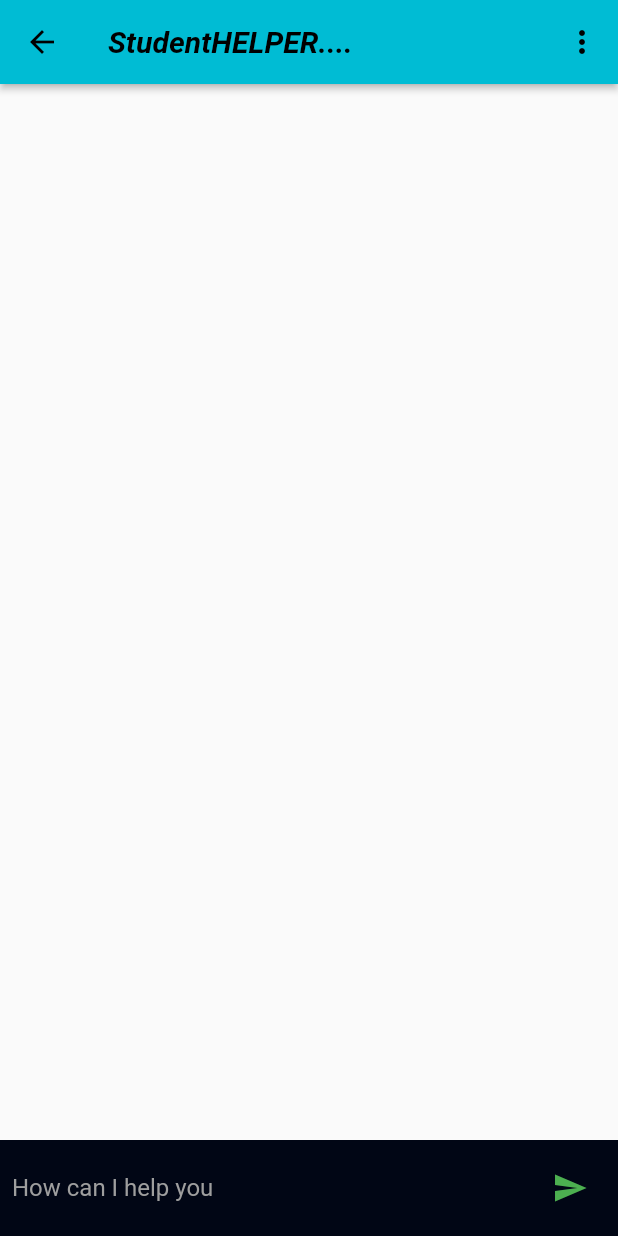
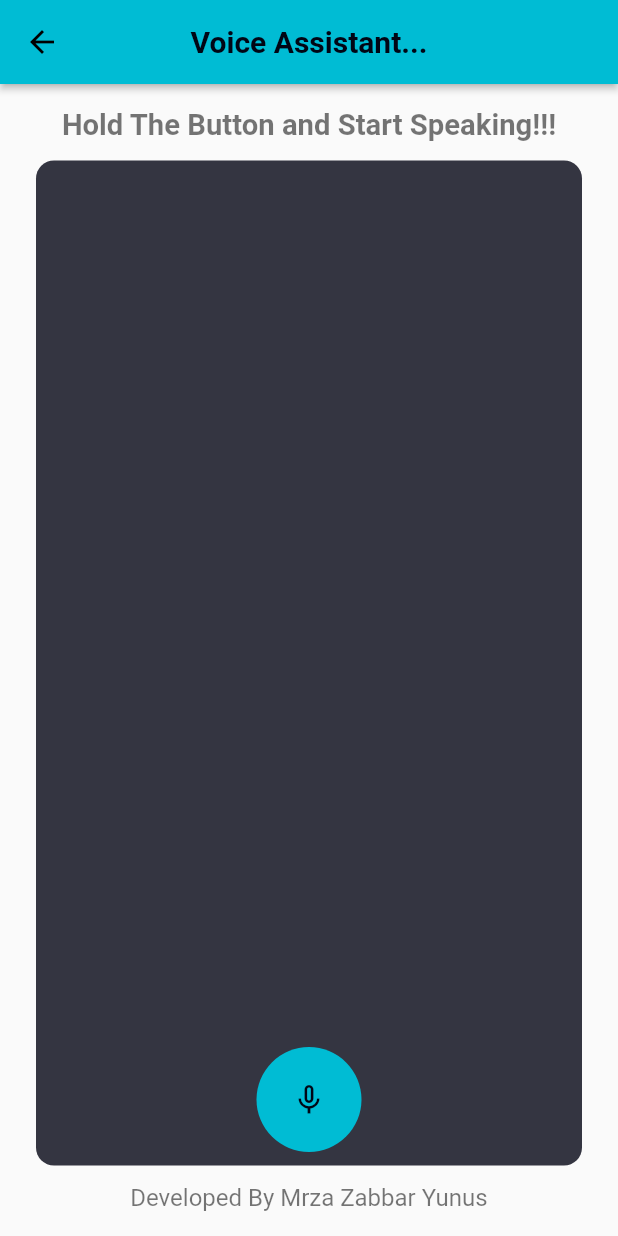
Before and after one commit to mirzacoder1/Student_Helper, a Flutter app: the MyDrawer widget shown alone on an empty page, opened directly, after a tap on "Voice AI", on a phone screen of 412 x 824 dp. Run offline on Flutter 3.47's test engine with Material 2 defaults, Android fonts, the phone set to English and light mode, and no system bars; drawn by our look-alikes of avatar_glow; our stand-ins replace animated_text_kit, carousel_slider, flutter_spinkit, flutter_tts, speech_to_text; network calls fail.

Commit message:
Voice-AI

```diff
--- a/lib/constants/api_consts.dart
+++ b/lib/constants/api_consts.dart
@@ -1,2 +1,2 @@
 String BASE_URL = "https://api.openai.com/v1";
-String API_KEY = "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";
+String API_KEY = "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";
--- a/lib/constants/constants.dart
+++ b/lib/constants/constants.dart
@@ -2,6 +2,8 @@ import 'package:flutter/material.dart';
 
 Color scaffoldBackgroundColor = Color.fromARGB(255, 251, 251, 254);
 Color cardColor = Color.fromARGB(255, 1, 6, 21);
+Color bgColor = Color(0xff00A67E);
+Color chatBgColor = Color(0xff343541);
 
 // List<String> models = [
 //   'Model1',
--- a/lib/models/chat_model.dart
+++ b/lib/models/chat_model.dart
@@ -9,3 +9,12 @@ class ChatModel {
         chatIndex: json["chatIndex"],
       );
 }
+
+enum ChatMessageType { user, bot }
+
+class ChatMessage {
+  ChatMessage({required this.text, required this.type});
+
+  String? text;
+  ChatMessageType? type;
+}
--- a/lib/providers/chats_provider.dart
+++ b/lib/providers/chats_provider.dart
@@ -1,5 +1,4 @@
 import 'package:flutter/cupertino.dart';
-
 import '../models/chat_model.dart';
 import '../services/api_service.dart';
 
--- a/lib/screens/chat.dart
+++ b/lib/screens/chat.dart
@@ -2,12 +2,9 @@ import 'package:flutter/material.dart';
 import 'package:provider/provider.dart';
 import 'package:student_helper/providers/chats_provider.dart';
 import 'package:student_helper/providers/models_provider.dart';
-import 'chat_screen.dart';
-
-class chatApp extends StatelessWidget {
-  const chatApp({super.key});
-
-  // This widget is the root of your application.
+import 'package:student_helper/screens/chat_screen.dart';
+class ChatApp extends StatelessWidget {
+  const ChatApp({super.key});
   @override
   Widget build(BuildContext context) {
     return MultiProvider(
--- a/lib/screens/chat_screen.dart
+++ b/lib/screens/chat_screen.dart
@@ -62,10 +62,12 @@ class _ChatScreenState extends State<ChatScreen> {
             icon: const Icon(Icons.arrow_back),
           ),
         ),
-        title: const Text(
-          "StudentHELPER....",
-          style: TextStyle(
-              fontWeight: FontWeight.bold, fontStyle: FontStyle.italic),
+        title: Center(
+          child: const Text(
+            "Chat Assistant...",
+            style: TextStyle(
+                fontWeight: FontWeight.bold,/*   fontStyle: FontStyle.italic */),
+          ),
         ),
         actions: [
           IconButton(
@@ -82,7 +84,7 @@ class _ChatScreenState extends State<ChatScreen> {
             Flexible(
               child: ListView.builder(
                   controller: _listScrollController,
-                  reverse: true,
+                  // reverse: true,
                   itemCount: chatProvider.getChatList.length, //chatList.length,
                   itemBuilder: (context, index) {
                     return ChatWidget(
--- /dev/null
+++ b/lib/screens/speech_screen.dart
@@ -0,0 +1,192 @@
+import 'package:avatar_glow/avatar_glow.dart';
+import 'package:flutter/material.dart';
+import 'package:speech_to_text/speech_to_text.dart';
+import 'package:student_helper/Voice_AI/api_services.dart';
+import 'package:student_helper/Voice_AI/tts.dart';
+import 'package:student_helper/constants/constants.dart';
+import 'package:student_helper/models/chat_model.dart';
+import 'package:student_helper/screens/homePage.dart';
+import 'package:student_helper/widgets/chat_bubble.dart';
+
+
+class SpeechScreen extends StatefulWidget {
+/*   WidgetsFlutterBinding.ensureInitialized();
+  SystemChrome.setSystemUIOverlayStyle(
+      const SystemUiOverlayStyle(statusBarColor: Colors.transparent));
+  TextToSpeech.initTTS; */
+
+  const SpeechScreen({super.key});
+
+  @override
+  State<SpeechScreen> createState() => _SpeechScreenState();
+}
+
+class _SpeechScreenState extends State<SpeechScreen> {
+  SpeechToText speechToText = SpeechToText();
+  var text = "Hold The Button and Start Speaking!!!";
+  var isListening = false;
+
+  var scrollController = ScrollController();
+
+  scrollMethod() {
+    scrollController.animateTo(scrollController.position.maxScrollExtent,
+        duration: Duration(milliseconds: 300), curve: Curves.easeOut);
+  }
+
+  final List<ChatMessage> messages = [];
+
+  @override
+  Widget build(BuildContext context) {
+    return Scaffold(
+      floatingActionButtonLocation: FloatingActionButtonLocation.centerFloat,
+      floatingActionButton: AvatarGlow(
+        endRadius: 75.0,
+        animate: isListening,
+        duration: Duration(milliseconds: 2000),
+        glowColor: Colors.cyan,
+        repeat: true,
+        repeatPauseDuration: Duration(milliseconds: 100),
+        showTwoGlows: true,
+        child: GestureDetector(
+          onTapDown: (details) async {
+            if (!isListening) {
+              var available = await speechToText.initialize();
+              if (available) {
+                setState(() {
+                  isListening = true;
+                  speechToText.listen(onResult: (result) {
+                    setState(() {
+                      text = result.recognizedWords;
+                    });
+                  });
+                });
+              }
+            }
+          },
+          onTapUp: (details) async {
+            setState(() {
+              isListening = false;
+            });
+            await speechToText.stop();
+
+            if (text.isNotEmpty &&
+                text != "Hold The Button and Start Speaking!!!") {
+              messages.add(ChatMessage(text: text, type: ChatMessageType.user));
+              var msg = await ApiServices.sendMessage(text);
+              msg = msg.trim();
+
+              setState(() {
+                messages.add(ChatMessage(text: msg, type: ChatMessageType.bot));
+              });
+
+              Future.delayed(Duration(milliseconds: 500), () {
+                TextToSpeech.speak(msg);
+              });
+            }
+            /* else if (text == "who is Javed Alam") {
+              messages.add(ChatMessage(text: text, type: ChatMessageType.user));
+              var msg = "Javed Alam is a teacher in  MSI Inter College, Buxipur.This Teacher is one of the best educators I have ever met. Love You Sir very much, this app is mainly dedicated to you";
+              msg = msg.trim();
+              setState(() {
+                messages.add(ChatMessage(text: msg, type: ChatMessageType.bot));
+              });
+
+              Future.delayed(Duration(milliseconds: 500), () {
+                TextToSpeech.speak(msg);
+              });
+
+            } */
+            else {
+              ScaffoldMessenger.of(context).showSnackBar(SnackBar(
+                content: Text("Failed to process, try again"),
+              ));
+            }
+          },
+          child: CircleAvatar(
+            backgroundColor: Colors.cyan,
+            radius: 35,
+            child: Icon(
+              isListening ? Icons.mic : Icons.mic_none,
+              color: cardColor,
+            ),
+          ),
+        ),
+      ),
+      appBar: AppBar(
+        leading: Padding(
+          padding: const EdgeInsets.all(8.0),
+          child: IconButton(
+            onPressed: () {
+              Navigator.push(
+                  context,
+                  MaterialPageRoute(
+                    builder: (context) => HomeScreen(),
+                  ));
+            },
+            icon: const Icon(Icons.arrow_back),
+          ),
+        ),
+        centerTitle: true,
+        elevation: 2.0,
+        title: Text(
+          "Voice Assistant...",
+          style: TextStyle(
+            fontWeight: FontWeight.w600,
+            color: cardColor,
+          ),
+        ),
+      ),
+      /* SingleChildScrollView(
+        reverse: true,
+        physics: const BouncingScrollPhysics(),
+        child: Container( */
+      body: Container(
+        /* width: MediaQuery.of(context).size.width,
+          height: MediaQuery.of(context).size.height * 0.7,
+          alignment: Alignment.center,
+          margin: const EdgeInsets.only(bottom: 10), */
+
+        padding: EdgeInsets.symmetric(horizontal: 24, vertical: 16),
+        child: Column(
+          children: [
+            Text(
+              text,
+              style: TextStyle(
+                  fontSize: 19.5,
+                  color: isListening ? Colors.black87 : Colors.black54,
+                  fontWeight: FontWeight.w600),
+            ),
+            const SizedBox(height: 12),
+            Expanded(
+              child: Container(
+                  padding:
+                      const EdgeInsets.symmetric(horizontal: 16, vertical: 12),
+                  decoration: BoxDecoration(
+                    color: chatBgColor,
+                    borderRadius: BorderRadius.circular(12),
+                  ),
+                  child: ListView.builder(
+                      physics: const BouncingScrollPhysics(),
+                      controller: scrollController,
+                      shrinkWrap: true,
+                      itemCount: messages.length,
+                      itemBuilder: (BuildContext context, index) {
+                        var chat = messages[index];
+                        return ChatBubble(chatText: chat.text, type: chat.type);
+                      })),
+            ),
+            const SizedBox(height: 12),
+            Text(
+              "Developed By Mrza Zabbar Yunus",
+              style: TextStyle(
+                  fontSize: 16,
+                  color: Colors.black54,
+                  fontWeight: FontWeight.w400),
+            ),
+          ],
+        ),
+      ),
+    );
+    // );
+  }
+}
--- a/lib/screens/splashScreen.dart
+++ b/lib/screens/splashScreen.dart
@@ -1,6 +1,5 @@
 import 'package:flutter/material.dart';
 import 'package:student_helper/screens/homePage.dart';
-
 class SplashScreen extends StatefulWidget {
   const SplashScreen({super.key});
   @override
--- a/lib/widgets/drawer.dart
+++ b/lib/widgets/drawer.dart
@@ -1,6 +1,7 @@
 import 'package:flutter/material.dart';
 import 'package:student_helper/screens/chat.dart';
 import 'package:student_helper/screens/homePage.dart';
+import 'package:student_helper/screens/speech_screen.dart';
 import 'package:url_launcher/url_launcher.dart';
 
 class MyDrawer extends StatelessWidget {
@@ -9,7 +10,7 @@ class MyDrawer extends StatelessWidget {
   @override
   Widget build(BuildContext context) {
     final imageUrl =
-        "https://encrypted-tbn0.gstatic.com/images?q=tbn:ANd9GcQDx0r_CWdry4br1C2vVdxENTUmVEZWZusVuaBuQcIxGw&s";
+        "https://cdn.codechef.com/sites/default/files/uploads/pictures/38a64b4569cb6cbbdfc6fb8ea101ffec.jpeg";
 
     return Drawer(
       child: ListView(
@@ -65,7 +66,7 @@ class MyDrawer extends StatelessWidget {
               Navigator.push(
                   context,
                   MaterialPageRoute(
-                    builder: (context) => chatApp(),
+                    builder: (context) => ChatApp(),
                   ));
             },
           ),
@@ -84,7 +85,7 @@ class MyDrawer extends StatelessWidget {
               Navigator.push(
                   context,
                   MaterialPageRoute(
-                    builder: (context) => chatApp(),
+                    builder: (context) => SpeechScreen(),
                   ));
             },
           ),
--- a/pubspec.yaml
+++ b/pubspec.yaml
@@ -43,6 +43,9 @@ dependencies:
   url_launcher: ^6.1.10
   flutter_launcher_icons: ^0.12.0
   animated_splash_screen:
+  avatar_glow: ^2.0.2
+  speech_to_text: ^6.1.1
+  flutter_tts: ^3.6.3
 
 dev_dependencies:
   flutter_test:
```
Also changed, not shown: lib/Voice_AI/api_services.dart (added, +39 -0 lines), lib/Voice_AI/text_to_speech.dart (added, +30 -0 lines), lib/Voice_AI/tts.dart (added, +27 -0 lines), lib/main.dart (+19 -5 lines), lib/screens/detail_screen.dart (added, +23 -0 lines), lib/screens/homePage.dart (+10 -8 lines), lib/widgets/chat_bubble.dart (added, +43 -0 lines), lib/widgets/chat_widget.dart (+13 -13 lines), pubspec.lock, 14 other files.
